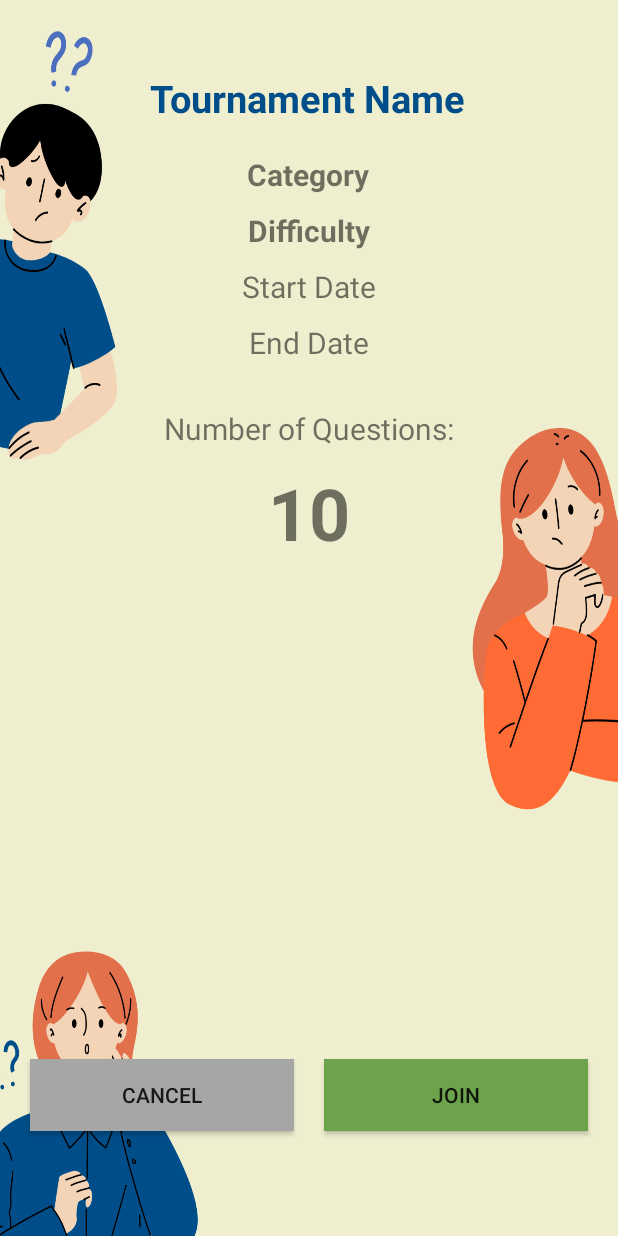
After one commit to Danica-M/Quiz_App, an Android app: the layout activity_tournament_confirmation.xml on its own in the app's theme, with its tools: preview values and no code run, on a phone screen of 412 x 824 dp. The commit adds this screen. Run offline under Robolectric (Android 15) with nearby library versions, the phone set to English and light mode, and no system bars; network calls fail.

Commit message:
code cleanup and small issue fix

```diff
--- a/app/src/main/AndroidManifest.xml
+++ b/app/src/main/AndroidManifest.xml
@@ -11,6 +11,9 @@
         android:supportsRtl="true"
         android:theme="@style/Theme.QuizApp"
         tools:targetApi="31">
+        <activity
+            android:name=".Tournament_Confirmation"
+            android:exported="false" />
         <activity
             android:name=".Quiz_Result"
             android:exported="false" />
--- /dev/null
+++ b/app/src/main/res/drawable/cancel.xml
@@ -0,0 +1,5 @@
+<vector android:height="24dp" android:tint="#F81616"
+    android:viewportHeight="24" android:viewportWidth="24"
+    android:width="24dp" xmlns:android="http://schemas.android.com/apk/res/android">
+    <path android:fillColor="@android:color/white" android:pathData="M12,2C6.47,2 2,6.47 2,12s4.47,10 10,10 10,-4.47 10,-10S17.53,2 12,2zM17,15.59L15.59,17 12,13.41 8.41,17 7,15.59 10.59,12 7,8.41 8.41,7 12,10.59 15.59,7 17,8.41 13.41,12 17,15.59z"/>
+</vector>
--- /dev/null
+++ b/app/src/main/res/layout/activity_tournament_confirmation.xml
@@ -0,0 +1,126 @@
+<?xml version="1.0" encoding="utf-8"?>
+<androidx.constraintlayout.widget.ConstraintLayout xmlns:android="http://schemas.android.com/apk/res/android"
+    xmlns:app="http://schemas.android.com/apk/res-auto"
+    xmlns:tools="http://schemas.android.com/tools"
+    android:layout_width="match_parent"
+    android:layout_height="match_parent"
+    android:background="@drawable/bg1"
+    tools:context=".Tournament_Confirmation">
+
+
+    <TextView
+        android:id="@+id/enDate"
+        android:layout_width="wrap_content"
+        android:layout_height="wrap_content"
+        android:layout_marginTop="10dp"
+        android:text="End Date"
+        android:textSize="20sp"
+        app:layout_constraintEnd_toEndOf="@+id/stDate"
+        app:layout_constraintStart_toStartOf="@+id/stDate"
+        app:layout_constraintTop_toBottomOf="@+id/stDate" />
+
+    <TextView
+        android:id="@+id/lbl"
+        android:layout_width="wrap_content"
+        android:layout_height="wrap_content"
+        android:layout_marginTop="30dp"
+        android:text="Number of Questions:"
+        android:textSize="20sp"
+        app:layout_constraintEnd_toEndOf="@+id/enDate"
+        app:layout_constraintStart_toStartOf="@+id/enDate"
+        app:layout_constraintTop_toBottomOf="@+id/enDate" />
+
+    <TextView
+        android:id="@+id/name"
+        android:layout_width="wrap_content"
+        android:layout_height="wrap_content"
+        android:layout_marginTop="48dp"
+        android:text="Tournament Name"
+        android:textColor="@color/dark_blue"
+        android:textSize="25dp"
+        android:textStyle="bold"
+        app:layout_constraintEnd_toEndOf="parent"
+        app:layout_constraintHorizontal_bias="0.497"
+        app:layout_constraintStart_toStartOf="parent"
+        app:layout_constraintTop_toTopOf="parent" />
+
+    <TextView
+        android:id="@+id/cat"
+        android:layout_width="wrap_content"
+        android:layout_height="wrap_content"
+        android:layout_marginTop="20dp"
+        android:text="Category"
+        android:textSize="20sp"
+        android:textStyle="bold"
+        app:layout_constraintEnd_toEndOf="@+id/name"
+        app:layout_constraintStart_toStartOf="@+id/name"
+        app:layout_constraintTop_toBottomOf="@+id/name" />
+
+    <TextView
+        android:id="@+id/dif"
+        android:layout_width="wrap_content"
+        android:layout_height="wrap_content"
+        android:layout_marginTop="10dp"
+        android:text="Difficulty"
+        android:textSize="20sp"
+        android:textStyle="bold"
+        app:layout_constraintEnd_toEndOf="@+id/cat"
+        app:layout_constraintStart_toStartOf="@+id/cat"
+        app:layout_constraintTop_toBottomOf="@+id/cat" />
+
+    <TextView
+        android:id="@+id/stDate"
+        android:layout_width="wrap_content"
+        android:layout_height="wrap_content"
+        android:layout_marginTop="10dp"
+        android:text="Start Date"
+        android:textSize="20sp"
+        app:layout_constraintEnd_toEndOf="@+id/dif"
+        app:layout_constraintStart_toStartOf="@+id/dif"
+        app:layout_constraintTop_toBottomOf="@+id/dif" />
+
+    <TextView
+        android:id="@+id/num"
+        android:layout_width="wrap_content"
+        android:layout_height="wrap_content"
+        android:layout_marginTop="10dp"
+        android:text="10"
+        android:textSize="48sp"
+        android:textStyle="bold"
+        app:layout_constraintEnd_toEndOf="@+id/lbl"
+        app:layout_constraintStart_toStartOf="@+id/lbl"
+        app:layout_constraintTop_toBottomOf="@+id/lbl" />
+
+
+    <LinearLayout
+        android:id="@+id/linearLayout2"
+        android:layout_width="match_parent"
+        android:layout_height="wrap_content"
+        android:layout_marginBottom="50dp"
+        android:gravity="center_horizontal"
+        android:orientation="horizontal"
+        android:padding="10dp"
+        app:layout_constraintBottom_toBottomOf="parent"
+        app:layout_constraintEnd_toEndOf="parent"
+        app:layout_constraintHorizontal_bias="1.0"
+        app:layout_constraintStart_toStartOf="parent">
+
+        <androidx.appcompat.widget.AppCompatButton
+            android:id="@+id/can"
+            android:layout_width="wrap_content"
+            android:layout_height="wrap_content"
+            android:layout_margin="10dp"
+            android:layout_weight="1"
+            android:background="@color/light_grey"
+            android:text="cancel" />
+
+        <androidx.appcompat.widget.AppCompatButton
+            android:id="@+id/part"
+            android:layout_width="wrap_content"
+            android:layout_height="wrap_content"
+            android:layout_margin="10dp"
+            android:layout_weight="1"
+            android:background="@color/green"
+            android:text="Join" />
+    </LinearLayout>
+</androidx.constraintlayout.widget.ConstraintLayout>
```
Also changed, not shown: app/src/main/java/com/example/quizapp/Admin_create_tournament.java (+0 -8 lines), app/src/main/java/com/example/quizapp/Tournament_Confirmation.java (added, +62 -0 lines), app/src/main/java/com/example/quizapp/User_Tournament_Activity.java (+10 -1 lines), app/src/main/java/com/example/quizapp/models/Adapter.java (+7 -1 lines), app/src/main/res/layout/activity_user_tournament.xml (+19 -3 lines), app/src/main/res/drawable/one.png (deleted), app/src/main/res/drawable/three.png (deleted), app/src/main/res/drawable/two.png (deleted).
